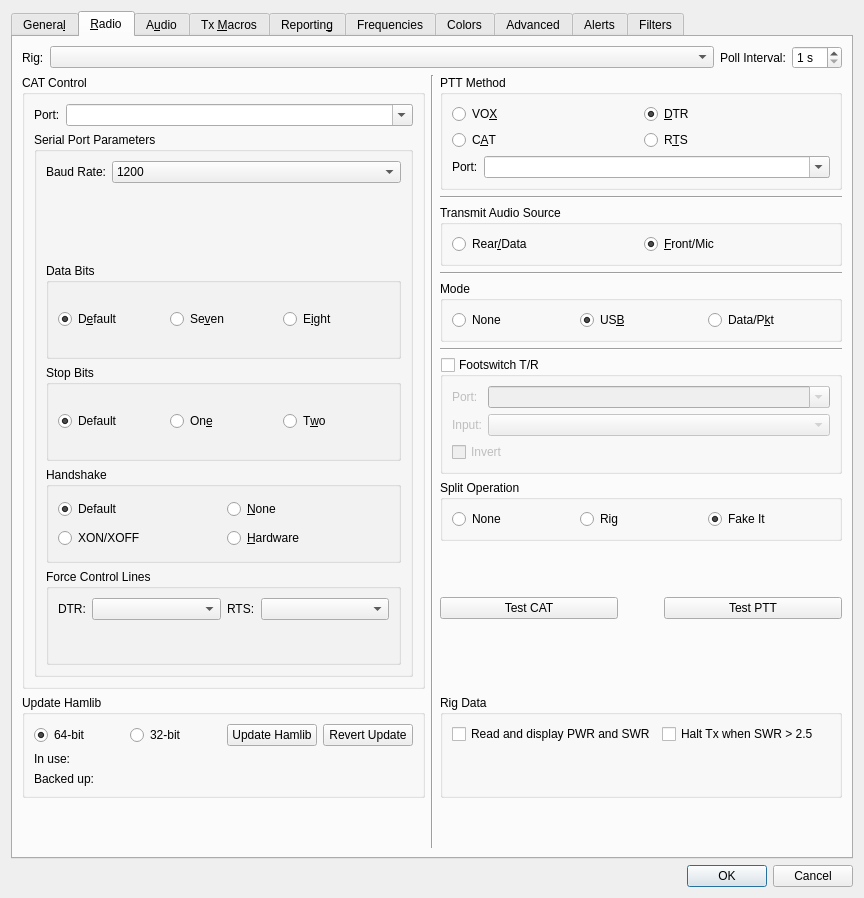
Qt form Configuration.ui (WSJTX/wsjtx) before a commit.
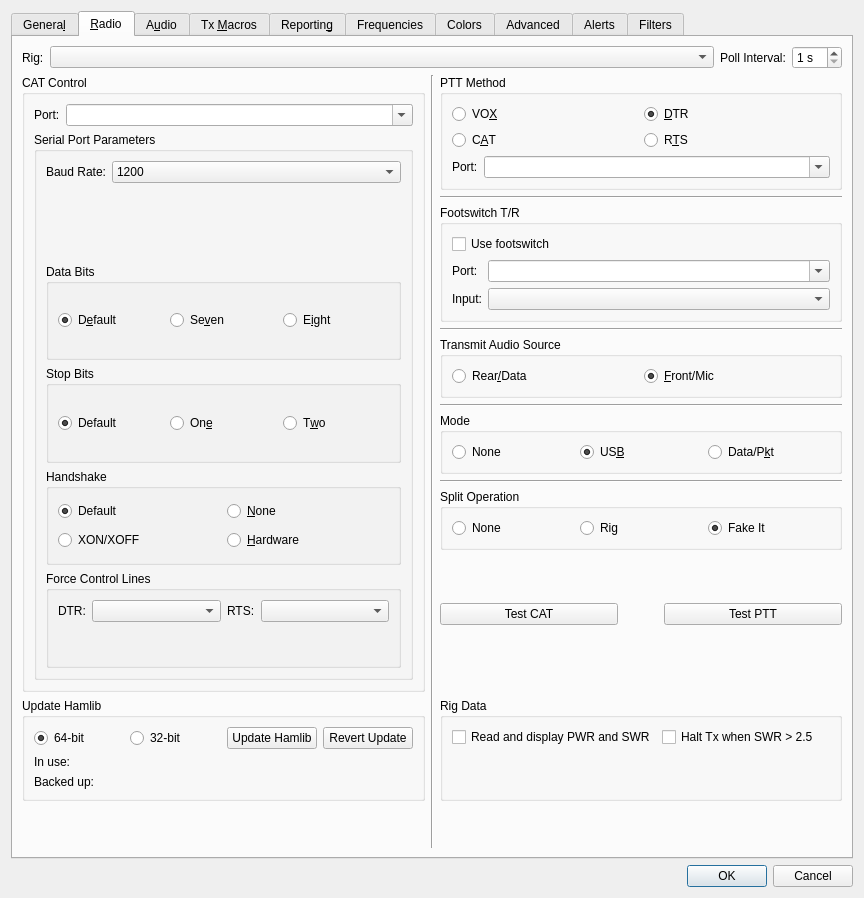
The same form after that commit. The open tabs and pages were chosen to show the change. Custom widgets are drawn as their Qt base class.

Commit message: fix(footswitch): address review feedback

```diff
--- a/Configuration.ui
+++ b/Configuration.ui
@@ -794,7 +794,7 @@
        <string>Radio interface configuration settings.</string>
       </attribute>
       <layout class="QGridLayout" name="gridLayout_3">
-       <item row="13" column="2">
+       <item row="14" column="2">
         <spacer name="verticalSpacer_13">
          <property name="orientation">
           <enum>Qt::Vertical</enum>
@@ -807,7 +807,7 @@
          </property>
         </spacer>
        </item>
-       <item row="8" column="2">
+       <item row="9" column="2">
         <widget class="QGroupBox" name="split_operation_group_box">
          <property name="title">
           <string>Split Operation</string>
@@ -861,7 +861,7 @@
          </layout>
         </widget>
        </item>
-       <item row="13" column="0">
+       <item row="14" column="0">
         <spacer name="verticalSpacer_5">
          <property name="orientation">
           <enum>Qt::Vertical</enum>
@@ -877,7 +877,7 @@
          </property>
         </spacer>
        </item>
-       <item row="5" column="2">
+       <item row="7" column="2">
         <widget class="QGroupBox" name="mode_group_box">
          <property name="toolTip">
           <string>Modulation mode selected on radio.</string>
@@ -933,21 +933,21 @@
          </layout>
         </widget>
        </item>
-       <item row="4" column="2">
+       <item row="6" column="2">
         <widget class="Line" name="line_4">
          <property name="orientation">
           <enum>Qt::Horizontal</enum>
          </property>
         </widget>
        </item>
-       <item row="2" column="2">
+       <item row="4" column="2">
         <widget class="Line" name="line_3">
          <property name="orientation">
           <enum>Qt::Horizontal</enum>
          </property>
         </widget>
        </item>
-       <item row="1" column="0" rowspan="11">
+       <item row="1" column="0" rowspan="12">
         <widget class="QGroupBox" name="CAT_control_group_box">
          <property name="sizePolicy">
           <sizepolicy hsizetype="Preferred" vsizetype="Preferred">
@@ -1353,14 +1353,14 @@
          </layout>
         </widget>
        </item>
-       <item row="1" column="1" rowspan="13">
+       <item row="1" column="1" rowspan="14">
         <widget class="Line" name="line">
          <property name="orientation">
           <enum>Qt::Vertical</enum>
          </property>
         </widget>
        </item>
-       <item row="10" column="2">
+       <item row="11" column="2">
         <layout class="QVBoxLayout" name="ptt_test_layout">
          <item>
           <layout class="QHBoxLayout" name="horizontalLayout_11">
@@ -1441,29 +1441,37 @@
          </item>
         </layout>
        </item>
-       <item row="6" column="2">
+       <item row="8" column="2">
         <widget class="Line" name="line_6">
          <property name="orientation">
           <enum>Qt::Horizontal</enum>
          </property>
         </widget>
        </item>
-       <item row="7" column="2">
+       <item row="2" column="2">
+        <widget class="Line" name="line_footswitch">
+         <property name="orientation">
+          <enum>Qt::Horizontal</enum>
+         </property>
+        </widget>
+       </item>
+       <item row="3" column="2">
         <widget class="QGroupBox" name="footswitch_group_box">
          <property name="toolTip">
-          <string>&lt;html&gt;&lt;head/&gt;&lt;body&gt;&lt;p&gt;Use a footswitch wired to a serial port status line to switch between receive and transmit, as if clicking Tune. Press to transmit, release to receive.&lt;/p&gt;&lt;p&gt;Intended for manual CW EME with Doppler tracking: set Mode to None, put the rig in CW and turn its break-in off.&lt;/p&gt;&lt;p&gt;WSJT-X asserts DTR on this port, so a footswitch can connect DTR to the input pin, with a pull-down of about 10k to ground. Use a port that is not also used for CAT or PTT.&lt;/p&gt;&lt;/body&gt;&lt;/html&gt;</string>
+          <string>&lt;html&gt;&lt;head/&gt;&lt;body&gt;&lt;p&gt;Use a normally open footswitch wired to a serial port status line to switch between receive and transmit, as if clicking Tune but without sending a tone. Press to transmit, release to receive. Footswitch transmissions stop after 3 minutes.&lt;/p&gt;&lt;p&gt;Intended for manual CW EME with Doppler tracking: set Mode to None, put the rig in CW and turn its break-in off.&lt;/p&gt;&lt;p&gt;WSJT-X asserts DTR on this port, so the footswitch can connect DTR to the input pin, with a pull-down of about 10k to ground. Use a port that is not also used for CAT or PTT.&lt;/p&gt;&lt;/body&gt;&lt;/html&gt;</string>
          </property>
          <property name="title">
           <string>Footswitch T/R</string>
          </property>
-         <property name="checkable">
-          <bool>true</bool>
-         </property>
-         <property name="checked">
-          <bool>false</bool>
-         </property>
          <layout class="QGridLayout" name="footswitch_grid_layout">
-          <item row="0" column="0">
+          <item row="0" column="0" colspan="2">
+           <widget class="QCheckBox" name="footswitch_enable_check_box">
+            <property name="text">
+             <string>Use footswitch</string>
+            </property>
+           </widget>
+          </item>
+          <item row="1" column="0">
            <widget class="QLabel" name="footswitch_port_label">
             <property name="text">
              <string>Port:</string>
@@ -1473,7 +1481,7 @@
             </property>
            </widget>
           </item>
-          <item row="0" column="1">
+          <item row="1" column="1">
            <widget class="QComboBox" name="footswitch_port_combo_box">
             <property name="sizePolicy">
              <sizepolicy hsizetype="MinimumExpanding" vsizetype="Fixed">
@@ -1492,7 +1500,7 @@
             </property>
            </widget>
           </item>
-          <item row="1" column="0">
+          <item row="2" column="0">
            <widget class="QLabel" name="footswitch_pin_label">
             <property name="text">
              <string>Input:</string>
@@ -1502,23 +1510,13 @@
             </property>
            </widget>
           </item>
-          <item row="1" column="1">
+          <item row="2" column="1">
            <widget class="QComboBox" name="footswitch_pin_combo_box">
             <property name="toolTip">
              <string>Serial port status line the footswitch drives.</string>
             </property>
            </widget>
           </item>
-          <item row="2" column="0" colspan="2">
-           <widget class="QCheckBox" name="footswitch_invert_check_box">
-            <property name="toolTip">
-             <string>Treat an inactive input line as pressed (for switches that open when pressed).</string>
-            </property>
-            <property name="text">
-             <string>Invert</string>
-            </property>
-           </widget>
-          </item>
          </layout>
         </widget>
        </item>
@@ -1636,7 +1634,7 @@
          </layout>
         </widget>
        </item>
-       <item row="12" column="0">
+       <item row="13" column="0">
         <widget class="QGroupBox" name="hamlib_groupBox">
          <property name="title">
           <string>Update Hamlib</string>
@@ -1773,20 +1771,20 @@
          </item>
         </layout>
        </item>
-       <item row="11" column="2">
-        <spacer name="verticalSpacer_7">
-         <property name="orientation">
-          <enum>Qt::Vertical</enum>
-         </property>
-         <property name="sizeHint" stdset="0">
-          <size>
-           <width>0</width>
-           <height>0</height>
-          </size>
-         </property>
-        </spacer>
-       </item>
        <item row="12" column="2">
+        <spacer name="verticalSpacer_7">
+         <property name="orientation">
+          <enum>Qt::Vertical</enum>
+         </property>
+         <property name="sizeHint" stdset="0">
+          <size>
+           <width>0</width>
+           <height>0</height>
+          </size>
+         </property>
+        </spacer>
+       </item>
+       <item row="13" column="2">
         <widget class="QGroupBox" name="rig_data_group_box">
          <property name="sizePolicy">
           <sizepolicy hsizetype="Preferred" vsizetype="Preferred">
@@ -1846,7 +1844,7 @@
          </layout>
         </widget>
        </item>
-       <item row="9" column="2">
+       <item row="10" column="2">
         <spacer name="verticalSpacer_2">
          <property name="orientation">
           <enum>Qt::Vertical</enum>
@@ -1859,7 +1857,7 @@
          </property>
         </spacer>
        </item>
-       <item row="3" column="2">
+       <item row="5" column="2">
         <widget class="QGroupBox" name="TX_audio_source_group_box">
          <property name="toolTip">
           <string>Some radios can select the audio input using a CAT command,
```
The commit also changes 14 other files.
